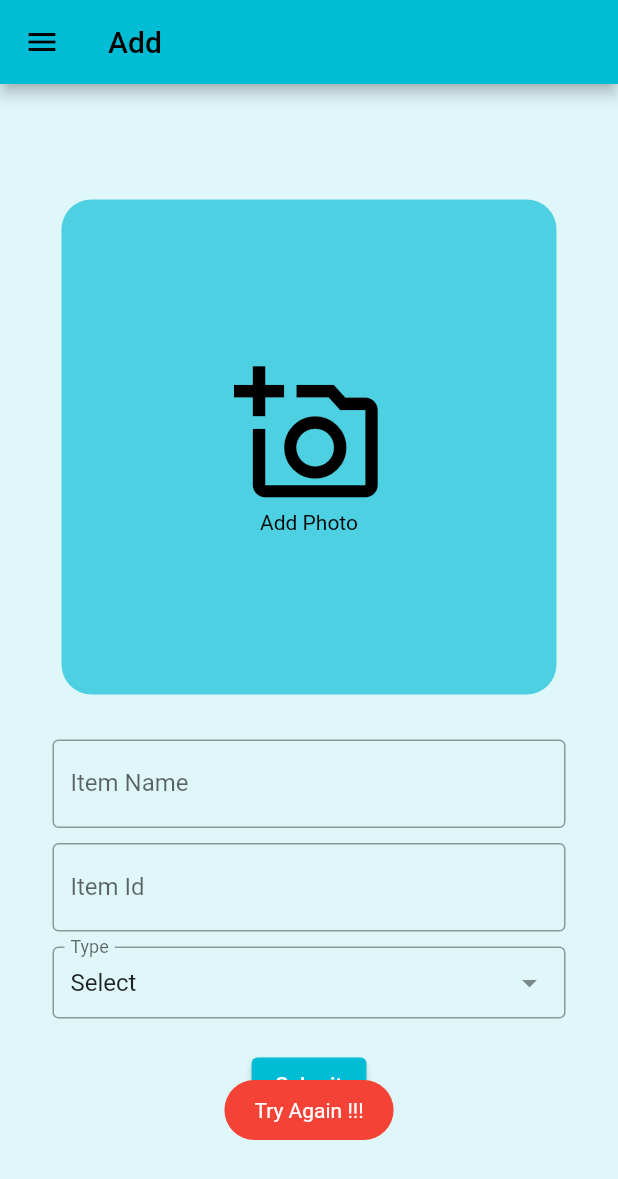
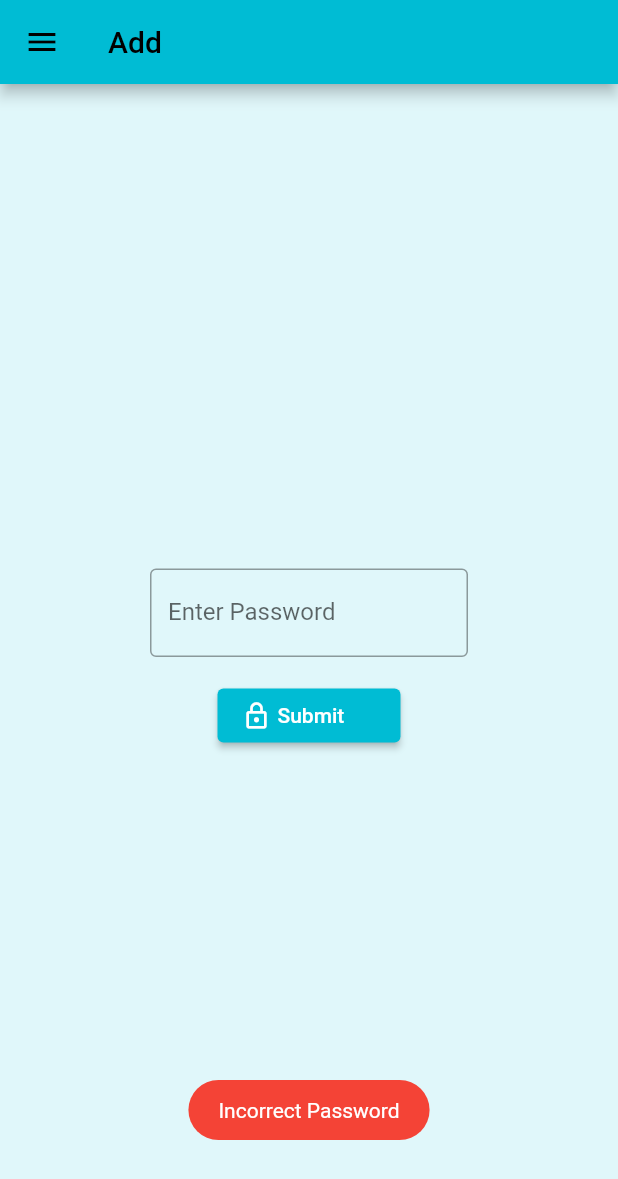
Before and after one commit to SRJ2910/KTC, a Flutter app: the Add_item screen opened directly, after a tap on "Submit", on a phone screen of 412 x 824 dp. Shown: the top 1179 px of the screen. Run offline on Flutter 3.47's test engine with Material 2 defaults, Android fonts, the phone set to English and light mode, and no system bars; drawn by our look-alikes of dropdown_search; our stand-ins replace cloud_firestore, firebase_core, firebase_storage, fluttertoast, image_picker, scroll_snap_list; accounts and stored records are empty.

Commit message:
password security in add page :))

```diff
--- a/lib/add.dart
+++ b/lib/add.dart
@@ -28,6 +28,10 @@ class _Add_itemState extends State<Add_item> {
 
   final _nameController = TextEditingController();
   final _idController = TextEditingController();
+
+  bool _passwordCheck = false;
+  final _passwordController = TextEditingController();
+  static const _password = "12345";
 
   @override
   Widget build(BuildContext context) {
@@ -76,6 +80,10 @@ class _Add_itemState extends State<Add_item> {
   }
 
   picture() {
+    if (!_passwordCheck) {
+      return security();
+    }
+
     imagePicker = ImagePicker();
 
     return SingleChildScrollView(
@@ -226,4 +234,62 @@ class _Add_itemState extends State<Add_item> {
       );
     }
   }
+
+  security() {
+    return Column(
+      mainAxisAlignment: MainAxisAlignment.center,
+      children: [
+        Padding(
+          padding: const EdgeInsets.only(left: 100, right: 100, bottom: 15),
+          child: TextField(
+            obscureText: true,
+            textAlign: TextAlign.center,
+            controller: _passwordController,
+            decoration: InputDecoration(
+              labelText: "Enter Password",
+              border: OutlineInputBorder(),
+            ),
+          ),
+        ),
+        Padding(
+          padding: const EdgeInsets.only(left: 145, right: 145),
+          child: ElevatedButton(
+              onPressed: () {
+                if (_passwordController.text != _password) {
+                  Fluttertoast.showToast(
+                    msg: "Incorrect Password",
+                    gravity: ToastGravity.SNACKBAR,
+                    backgroundColor: Colors.red,
+                  );
+                  _passwordController.clear();
+                } else {
+                  setState(() {
+                    _passwordCheck = true;
+                  });
+                }
+              },
+              style: ElevatedButton.styleFrom(
+                primary: Colors.cyan,
+                onPrimary: Colors.white,
+              ),
+              child: Row(
+                children: const [
+                  Icon(
+                    Icons.lock_outlined,
+                    color: Colors.white,
+                    size: 20,
+                  ),
+                  SizedBox(
+                    width: 4,
+                  ),
+                  Text(
+                    "Submit",
+                    style: TextStyle(color: Colors.white),
+                  ),
+                ],
+              )),
+        ),
+      ],
+    );
+  }
 }
--- a/pubspec.yaml
+++ b/pubspec.yaml
@@ -38,6 +38,7 @@ dependencies:
   cloud_firestore: ^3.1.0
   firebase: ^9.0.2
   fluttertoast: ^8.0.8
+  passcode_screen: ^2.0.0
 
   # The following adds the Cupertino Icons font to your application.
   # Use with the CupertinoIcons class for iOS style icons.
```
Also changed, not shown: pubspec.lock.
